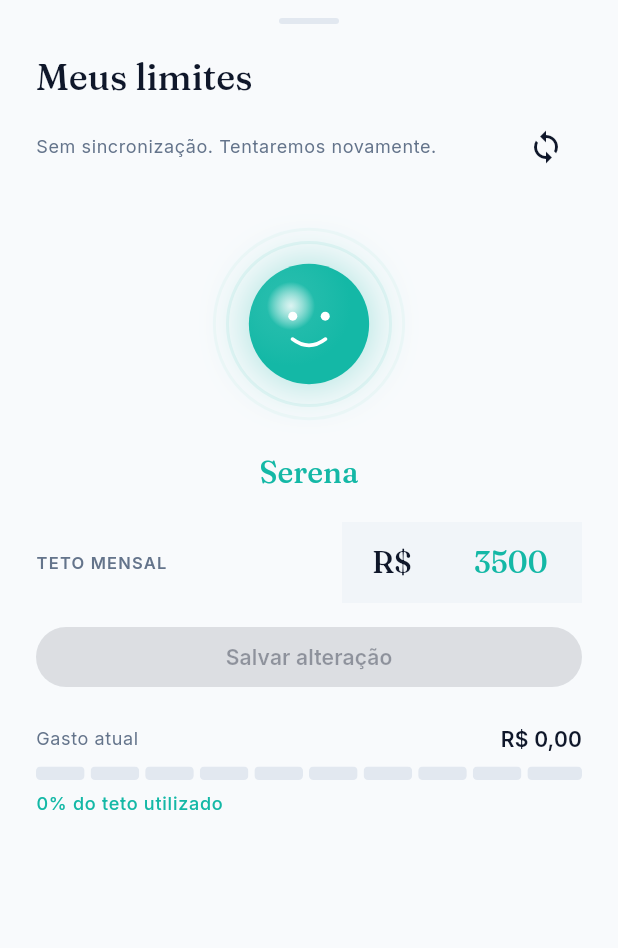
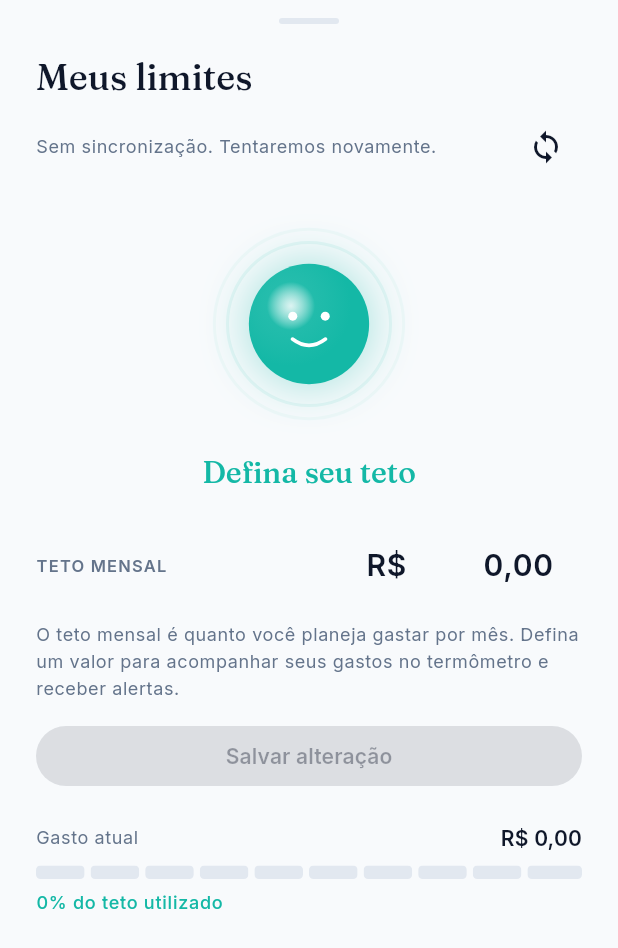
Before and after one commit to danielmedeiros22/sereno-app, a Flutter app: the MonthlyLimitSheet widget shown alone on an empty page, opened directly with empty values, on a phone screen of 412 x 824 dp. Shown: the top 948 px of the screen. Run offline on Flutter 3.47's test engine with Material 3 defaults, Android fonts, the phone set to English and light mode, and no system bars; our stand-ins replace connectivity_plus, flutter_dotenv, flutter_map, flutter_riverpod, geolocator, go_router and 7 more; accounts and stored records are empty.

Commit message:
fix: clarify unset monthly limit and improve value selection

```diff
--- a/lib/features/dashboard/data/monthly_limit_service.dart
+++ b/lib/features/dashboard/data/monthly_limit_service.dart
@@ -26,7 +26,8 @@ class MonthlyLimitRecord {
 class MonthlyLimitService {
   MonthlyLimitService({this.userId, this.remote});
 
-  static const defaultLimit = 3500.0;
+  // Zero means no limit has been configured; it is never queued for upload.
+  static const defaultLimit = 0.0;
   final String? userId;
   final MonthlyLimitRemote? remote;
   Future<MonthlyLimitRecord>? _syncing;
--- a/lib/features/dashboard/presentation/widgets/monthly_limit_sheet.dart
+++ b/lib/features/dashboard/presentation/widgets/monthly_limit_sheet.dart
@@ -46,13 +46,13 @@ class MonthlyLimitSheetState extends ConsumerState<MonthlyLimitSheet> {
 
   double get _percent => _limit > 0 ? (widget.currentSpent / _limit) * 100 : 0;
 
-  String _formatInput(double value) => value
-      .toStringAsFixed(value == value.roundToDouble() ? 0 : 2)
-      .replaceAll('.', ',');
+  String _formatInput(double value) =>
+      value.toStringAsFixed(2).replaceAll('.', ',');
 
   double? get _draft {
     final value =
         double.tryParse(_textController.text.trim().replaceAll(',', '.'));
+    if (value == 0 && _savedLimit == 0) return 0;
     if (value == null || !value.isFinite || value < 1 || value > 50000) {
       return null;
     }
@@ -173,7 +173,10 @@ class MonthlyLimitSheetState extends ConsumerState<MonthlyLimitSheet> {
             Center(child: TermometroOrb(percent: _percent, size: 140)),
             const SizedBox(height: 16),
             Center(
-                child: Text(AppColors.moodFor(_percent),
+                child: Text(
+                    _limit == 0
+                        ? 'Defina seu teto'
+                        : AppColors.moodFor(_percent),
                     style: theme.textTheme.headlineMedium
                         ?.copyWith(color: color))),
             const SizedBox(height: 20),
@@ -181,19 +184,36 @@ class MonthlyLimitSheetState extends ConsumerState<MonthlyLimitSheet> {
               Text('TETO MENSAL', style: theme.textTheme.labelSmall),
               SizedBox(
                   width: 160,
+                  child: TextSelectionTheme(
+                      data: TextSelectionThemeData(
+                        cursorColor: theme.colorScheme.primary,
+                        selectionColor:
+                            theme.colorScheme.primary.withValues(alpha: 0.18),
+                        selectionHandleColor: theme.colorScheme.primary,
+                      ),
                       child: TextField(
                           controller: _textController,
                           enabled: !_saving,
-                      keyboardType:
-                          const TextInputType.numberWithOptions(decimal: true),
+                          keyboardType: const TextInputType.numberWithOptions(
+                              decimal: true),
                           textAlign: TextAlign.right,
-                      style: theme.textTheme.headlineMedium
-                          ?.copyWith(color: color),
+                          style: theme.textTheme.bodyLarge?.copyWith(
+                              fontSize: 20,
+                              fontWeight: FontWeight.w600,
+                              color: theme.colorScheme.onSurface),
                           decoration: const InputDecoration(
-                          prefixText: 'R\$ ', border: InputBorder.none),
+                              filled: false,
+                              hoverColor: Colors.transparent,
+                              focusColor: Colors.transparent,
+                              prefixText: 'R\$ ',
+                              border: InputBorder.none),
                           onChanged: _applyLimit,
-                      onSubmitted: (_) => _confirmLimit())),
+                          onSubmitted: (_) => _confirmLimit()))),
             ]),
+            const SizedBox(height: 8),
+            Text(
+                'O teto mensal é quanto você planeja gastar por mês. Defina um valor para acompanhar seus gastos no termômetro e receber alertas.',
+                style: theme.textTheme.bodySmall),
             if (_draft == null)
               const Text('Informe um valor entre R\$ 1 e R\$ 50.000.'),
             const SizedBox(height: 12),
```
Also changed, not shown: 5 other files. Lines whose indentation alone changed are shown as unchanged.
